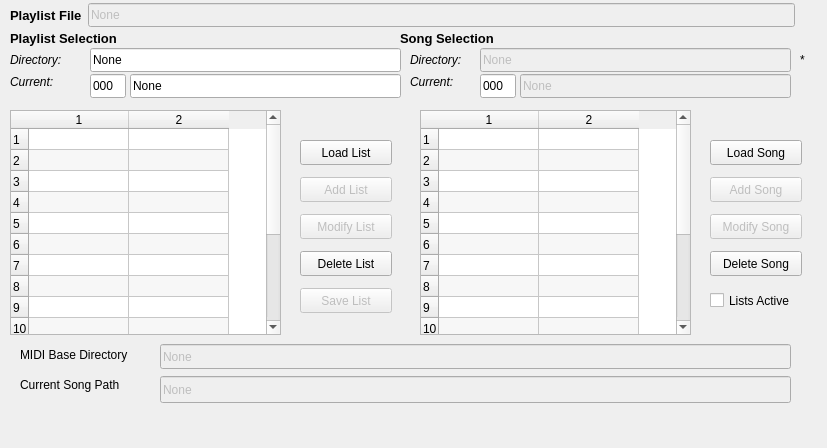
Before: the Qt Designer form seq_qt5/forms/qplaylistframe.ui in ahlstromcj/seq66, drawn with Qt 5.
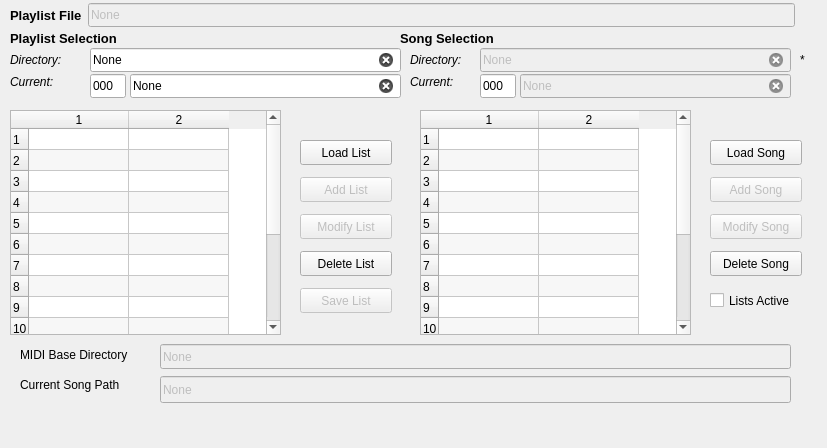
After: the same form once the commit is applied.

The edit to the form file:
```diff
--- a/seq_qt5/forms/qplaylistframe.ui
+++ b/seq_qt5/forms/qplaylistframe.ui
@@ -307,6 +307,9 @@
    <property name="readOnly">
     <bool>false</bool>
    </property>
+   <property name="clearButtonEnabled">
+    <bool>true</bool>
+   </property>
   </widget>
   <widget class="QLineEdit" name="editPlaylistNumber">
    <property name="geometry">
@@ -366,6 +369,9 @@
    <property name="text">
     <string>None</string>
    </property>
+   <property name="clearButtonEnabled">
+    <bool>true</bool>
+   </property>
   </widget>
   <widget class="QLineEdit" name="editSongPath">
    <property name="enabled">
@@ -402,6 +408,9 @@
    <property name="readOnly">
     <bool>true</bool>
    </property>
+   <property name="clearButtonEnabled">
+    <bool>true</bool>
+   </property>
   </widget>
   <widget class="QLineEdit" name="editSongNumber">
    <property name="geometry">
@@ -468,6 +477,9 @@
    <property name="readOnly">
     <bool>true</bool>
    </property>
+   <property name="clearButtonEnabled">
+    <bool>true</bool>
+   </property>
   </widget>
   <widget class="QLabel" name="labelDirEmbedded">
    <property name="geometry">
```
